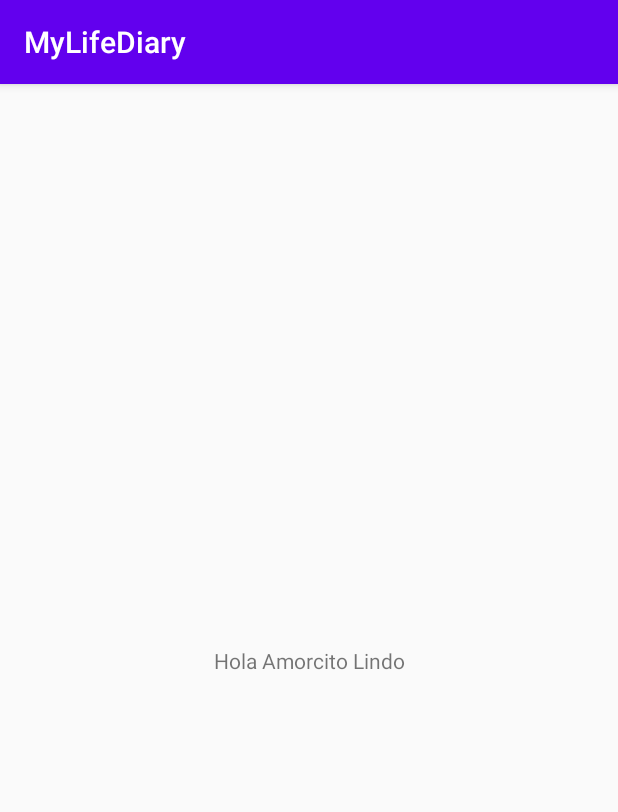
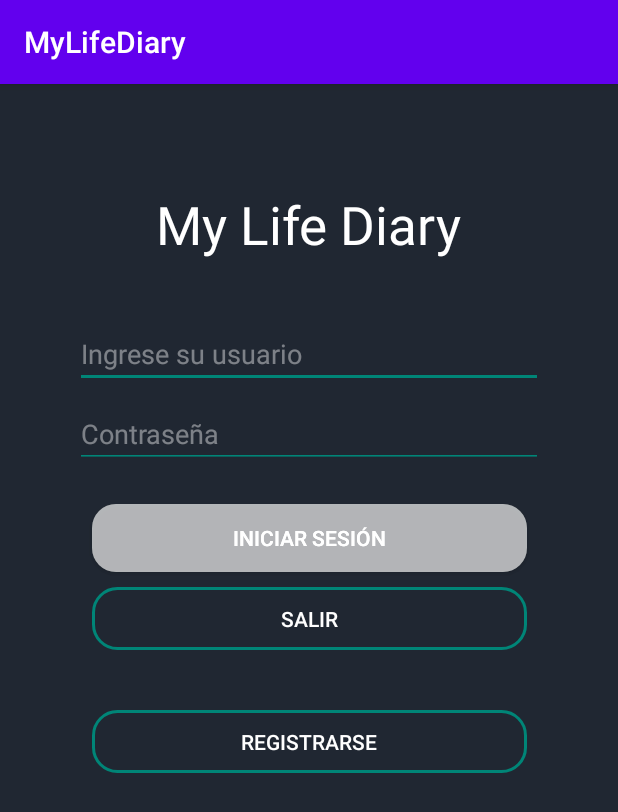
Before and after one commit to EALaura/MyLifeDiary, an Android app: the screen it shows after launch (MainActivity), on a phone screen of 412 x 824 dp. Shown: the top 812 px of the screen. Run offline under Robolectric (Android 15) with nearby library versions, the phone set to English and light mode, and no system bars.

Commit message:
Se desarrolla la interfaz de Inicio de Sesión

```diff
--- /dev/null
+++ b/Proyecto/app/src/main/res/drawable/btn_redo.xml
@@ -0,0 +1,5 @@
+<?xml version="1.0" encoding="utf-8"?>
+<shape xmlns:android="http://schemas.android.com/apk/res/android">
+    <corners android:radius="16dp" />
+    <solid android:color="@color/color_hint"/>
+</shape>
--- /dev/null
+++ b/Proyecto/app/src/main/res/drawable/btn_redo_salir.xml
@@ -0,0 +1,7 @@
+<?xml version="1.0" encoding="utf-8"?>
+<shape xmlns:android="http://schemas.android.com/apk/res/android">
+    <corners android:radius="16dp"/>
+    <stroke
+        android:width="2dp"
+        android:color="@color/colorLogin"/>
+</shape>
--- a/Proyecto/app/src/main/res/layout/activity_main.xml
+++ b/Proyecto/app/src/main/res/layout/activity_main.xml
@@ -4,15 +4,104 @@
     xmlns:tools="http://schemas.android.com/tools"
     android:layout_width="match_parent"
     android:layout_height="match_parent"
+    android:padding="50dp"
+    android:background="@color/background"
     tools:context=".Controlador.MainActivity">
 
     <TextView
+        android:id="@+id/textView2"
         android:layout_width="wrap_content"
         android:layout_height="wrap_content"
-        android:text="Hola Amorcito Lindo"
-        app:layout_constraintBottom_toBottomOf="parent"
-        app:layout_constraintLeft_toLeftOf="parent"
-        app:layout_constraintRight_toRightOf="parent"
-        app:layout_constraintTop_toTopOf="parent" />
+        android:padding="20dp"
+        android:layout_marginTop="120dp"
+        android:text="My Life Diary"
+        android:textSize="35dp"
+        android:textColor="@color/colorWhite"
+
+        app:layout_constraintEnd_toEndOf="parent"
+        app:layout_constraintHorizontal_bias="0.497"
+        app:layout_constraintStart_toStartOf="parent"
+        tools:ignore="MissingConstraints" />
+    <EditText
+        android:id="@+id/view_user"
+        android:layout_width="match_parent"
+        android:layout_height="wrap_content"
+        android:layout_marginTop="20dp"
+        android:hint="Ingrese su usuario"
+        android:inputType="textPersonName"
+        app:layout_constraintTop_toBottomOf="@+id/textView2"
+        tools:layout_editor_absoluteX="20dp"
+        android:textColor="@color/colorWhite"
+        android:textColorHint="@color/color_hint"
+        android:textColorLink="@color/colorLogin"
+        android:backgroundTint="@color/colorLogin"
+        android:textColorHighlight="@color/colorLogin"
+        android:textCursorDrawable="@color/colorLogin" />
+    <EditText
+        android:id="@+id/view_password"
+        android:layout_width="match_parent"
+        android:layout_height="wrap_content"
+        android:layout_marginTop="8dp"
+        android:hint="Contraseña"
+        android:textColor="@color/colorWhite"
+        android:textColorHint="@color/color_hint"
+        android:textColorLink="@color/colorLogin"
+        android:backgroundTint="@color/colorLogin"
+        android:textColorHighlight="@color/colorLogin"
+        android:textCursorDrawable="@color/colorLogin"
+        android:inputType="textPassword"
+        app:layout_constraintTop_toBottomOf="@+id/view_user"
+        tools:layout_editor_absoluteX="16dp" />
+    <Button
+        android:id="@+id/btn_Ini"
+        android:layout_width="290dp"
+        android:layout_height="45dp"
+        android:layout_marginTop="24dp"
+        android:background="@drawable/btn_redo"
+        android:text="Iniciar Sesion"
+        android:textColor="@color/colorWhite"
+        app:layout_constraintEnd_toEndOf="parent"
+        app:layout_constraintHorizontal_bias="0.526"
+        app:layout_constraintStart_toStartOf="parent"
+        app:layout_constraintTop_toBottomOf="@+id/view_password" />
+    <Button
+        android:id="@+id/buttonEntrar"
+        android:layout_width="290dp"
+        android:layout_height="45dp"
+        android:layout_marginTop="24dp"
+        android:background="@drawable/btn_redo"
+        android:text="Iniciar Sesión"
+        android:textColor="@color/colorWhite"
+        app:layout_constraintEnd_toEndOf="parent"
+        app:layout_constraintHorizontal_bias="0.526"
+        app:layout_constraintStart_toStartOf="parent"
+        app:layout_constraintTop_toBottomOf="@+id/view_password" />
+    <Button
+        android:id="@+id/btn_Sal"
+        android:layout_width="290dp"
+        android:layout_height="42dp"
+        android:layout_marginTop="10dp"
+        android:background="@drawable/btn_redo_salir"
+        android:text="Salir"
+        android:textColor="@color/colorWhite"
+
+        app:layout_constraintEnd_toEndOf="parent"
+        app:layout_constraintHorizontal_bias="0.521"
+        app:layout_constraintStart_toStartOf="parent"
+        app:layout_constraintTop_toBottomOf="@+id/btn_Ini" />
+
+    <Button
+        android:id="@+id/btn_Reg"
+        android:layout_width="290dp"
+        android:layout_height="42dp"
+        android:layout_marginTop="40dp"
+        android:background="@drawable/btn_redo_salir"
+        android:text="Registrarse"
+        android:textColor="@color/colorWhite"
+        app:layout_constraintEnd_toEndOf="parent"
+        app:layout_constraintHorizontal_bias="0.521"
+        app:layout_constraintStart_toStartOf="parent"
+        app:layout_constraintTop_toBottomOf="@+id/btn_Sal" />
+
 
 </androidx.constraintlayout.widget.ConstraintLayout>
--- a/Proyecto/app/src/main/res/values/colors.xml
+++ b/Proyecto/app/src/main/res/values/colors.xml
@@ -3,4 +3,16 @@
     <color name="colorPrimary">#6200EE</color>
     <color name="colorPrimaryDark">#3700B3</color>
     <color name="colorAccent">#03DAC5</color>
+    <color name="background">#202732</color>
+    <color name="colorRed">#ff3943</color>
+    <color name="colorRedDark">#801b20</color>
+
+    <color name="colorGreenLight">#abffc0</color>
+    <color name="colorGreen">#247b37</color>
+    <color name="colorGreen1">#3eb959</color>
+    <color name="colorWhite">#ffffff</color>
+    <color name="colorBlack">#000</color>
+    <color name="colorLogin">#008577</color>
+    <color name="color_hint">#6BFFFFFF</color>
+
 </resources>
```
